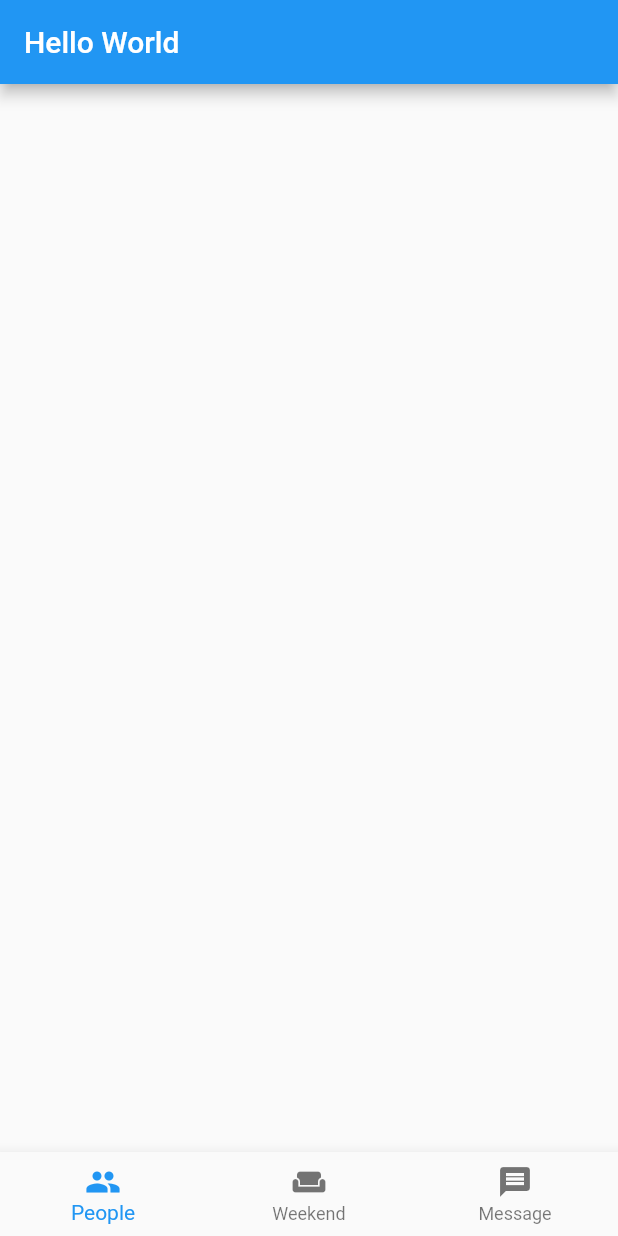
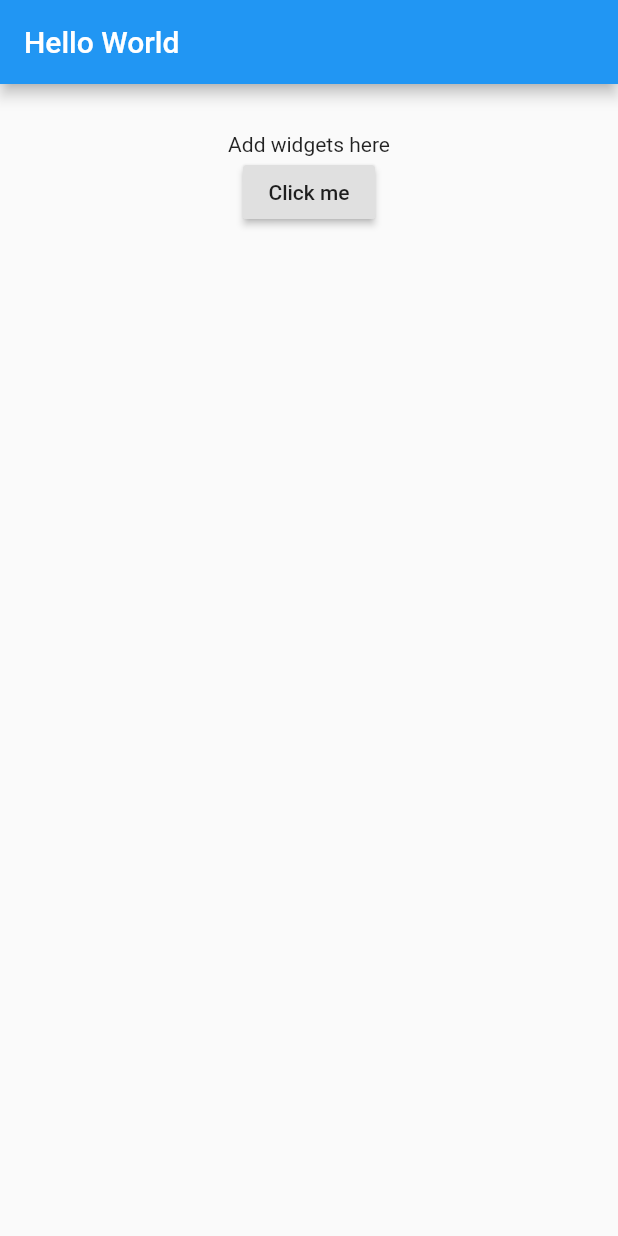
Before and after one commit to andrelashley/flutter-spike-projects, a Flutter app: the screen it shows after launch, on a phone screen of 412 x 824 dp. Run offline on Flutter 3.47's test engine with Material 2 defaults, Android fonts, the phone set to English and light mode, and no system bars.

Commit message:
Demonstrate bottom sheet

```diff
--- a/button1/lib/main.dart
+++ b/button1/lib/main.dart
@@ -13,17 +13,28 @@ class MyApp extends StatefulWidget {
 }
 
 class _State extends State<MyApp> {
-
-  List<BottomNavigationBarItem> _items;
-  String _value = '';
-  int _index = 0;
-
-  @override
-    void initState() {
-      _items = new List();
-      _items.add(new BottomNavigationBarItem(icon: new Icon(Icons.people), title: new Text('People')));
-      _items.add(new BottomNavigationBarItem(icon: new Icon(Icons.weekend), title: new Text('Weekend')));
-      _items.add(new BottomNavigationBarItem(icon: new Icon(Icons.message), title: new Text('Message')));
+  void _showBottom() {
+    showModalBottomSheet<void>(
+        context: context,
+        builder: (BuildContext context) {
+          return new Container(
+            padding: new EdgeInsets.all(15.0),
+            child: new Row(
+              mainAxisAlignment: MainAxisAlignment.center,
+              children: <Widget>[
+                new Text(
+                  'Some info here',
+                  style: new TextStyle(
+                      color: Colors.red, fontWeight: FontWeight.bold),
+                ),
+                new RaisedButton(
+                  onPressed: () => Navigator.pop(context),
+                  child: new Text('Close'),
+                )
+              ],
+            ),
+          );
+        });
   }
 
   @override
@@ -32,24 +43,19 @@ class _State extends State<MyApp> {
         appBar: new AppBar(
           title: new Text('Hello World'),
         ),
-
-
         body: new Container(
           padding: new EdgeInsets.all(32.0),
           child: new Center(
             child: new Column(
               children: <Widget>[
-              new Text(_value)
+                new Text('Add widgets here'),
+                new RaisedButton(
+                  onPressed: _showBottom,
+                  child: new Text('Click me'),
+                )
               ],
             ),
           ),
-      ),
-      bottomNavigationBar: new BottomNavigationBar(items: _items, fixedColor: Colors.blue, currentIndex: _index, onTap: (int item) {
-        setState(() {
-          _index = item;
-          _value = "Current value is: ${_index.toString()}";
-        });
-      },),
-    );
+        ));
   }
 }
```
Lines whose indentation alone changed are shown as unchanged.
